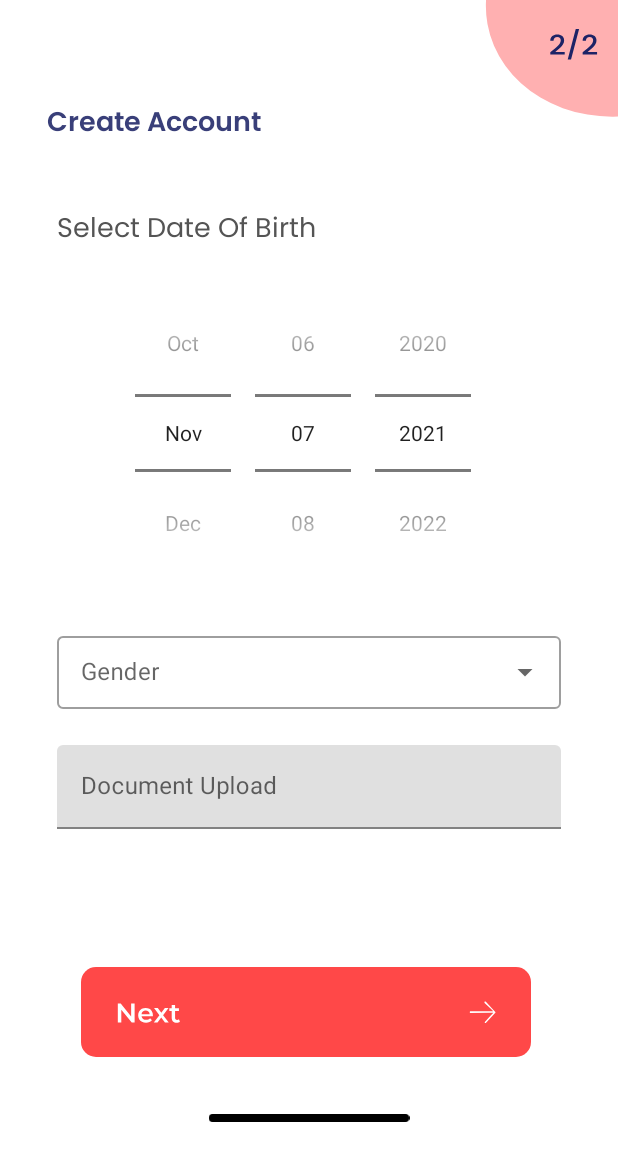
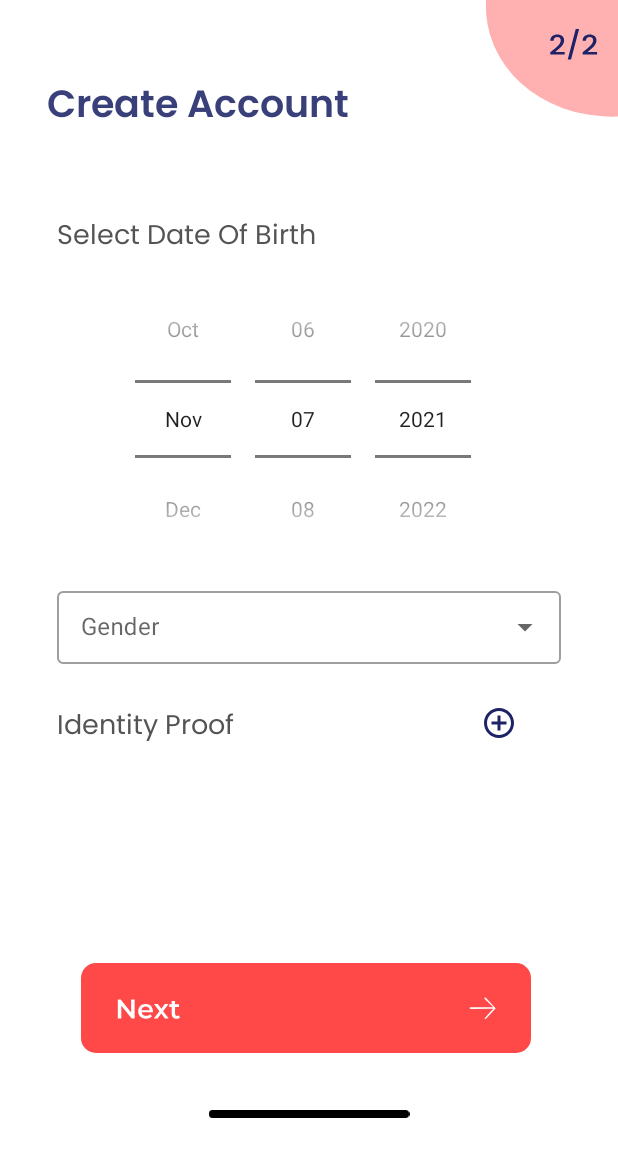
Before and after one commit to rbhagwane123/BloodGeniX, an Android app: the Signup_Screen_2 screen opened directly, with no data from a screen before it, on a phone screen of 412 x 824 dp. Shown: the top 1161 px of the screen. Run offline under Robolectric (Android 15) with nearby library versions, the phone set to English and light mode, and no system bars.

Commit message:
This is Blood Donation and Receiving Apk devolped using android and firebase.

```diff
--- a/app/src/main/java/com/example/bloodgenix/Signup_Screen_2.java
+++ b/app/src/main/java/com/example/bloodgenix/Signup_Screen_2.java
@@ -1,6 +1,4 @@
 package com.example.bloodgenix;
-
-import androidx.appcompat.app.AppCompatActivity;
 
 import android.os.Bundle;
 import android.view.View;
@@ -10,6 +8,8 @@ import android.widget.AutoCompleteTextView;
 import android.widget.DatePicker;
 import android.widget.ImageButton;
 import android.widget.Toast;
+
+import androidx.appcompat.app.AppCompatActivity;
 
 public class Signup_Screen_2 extends AppCompatActivity {
 
--- /dev/null
+++ b/app/src/main/res/drawable/cross_style.xml
@@ -0,0 +1,7 @@
+<?xml version="1.0" encoding="utf-8"?>
+<shape android:shape="rectangle" xmlns:android="http://schemas.android.com/apk/res/android">
+
+    <solid android:color="@color/cross"/>
+    <corners android:radius="10dp"/>
+
+</shape>
--- /dev/null
+++ b/app/src/main/res/drawable/docupload_field_style.xml
@@ -0,0 +1,7 @@
+<?xml version="1.0" encoding="utf-8"?>
+<shape android:shape="rectangle" xmlns:android="http://schemas.android.com/apk/res/android">
+
+    <solid android:color="@color/cross"/>
+    <corners android:radius="8dp"/>
+    <stroke android:color="@color/content_1" android:width="1dp"/>
+</shape>
--- /dev/null
+++ b/app/src/main/res/drawable/ic_baseline_add_circle_outline_24.xml
@@ -0,0 +1,5 @@
+<vector android:height="24dp" android:tint="#1D2366"
+    android:viewportHeight="24" android:viewportWidth="24"
+    android:width="24dp" xmlns:android="http://schemas.android.com/apk/res/android">
+    <path android:fillColor="@android:color/white" android:pathData="M13,7h-2v4L7,11v2h4v4h2v-4h4v-2h-4L13,7zM12,2C6.48,2 2,6.48 2,12s4.48,10 10,10 10,-4.48 10,-10S17.52,2 12,2zM12,20c-4.41,0 -8,-3.59 -8,-8s3.59,-8 8,-8 8,3.59 8,8 -3.59,8 -8,8z"/>
+</vector>
--- /dev/null
+++ b/app/src/main/res/drawable/ic_baseline_picture_as_pdf_24.xml
@@ -0,0 +1,5 @@
+<vector android:height="24dp" android:tint="#FF4848"
+    android:viewportHeight="24" android:viewportWidth="24"
+    android:width="24dp" xmlns:android="http://schemas.android.com/apk/res/android">
+    <path android:fillColor="@android:color/white" android:pathData="M20,2L8,2c-1.1,0 -2,0.9 -2,2v12c0,1.1 0.9,2 2,2h12c1.1,0 2,-0.9 2,-2L22,4c0,-1.1 -0.9,-2 -2,-2zM11.5,9.5c0,0.83 -0.67,1.5 -1.5,1.5L9,11v2L7.5,13L7.5,7L10,7c0.83,0 1.5,0.67 1.5,1.5v1zM16.5,11.5c0,0.83 -0.67,1.5 -1.5,1.5h-2.5L12.5,7L15,7c0.83,0 1.5,0.67 1.5,1.5v3zM20.5,8.5L19,8.5v1h1.5L20.5,11L19,11v2h-1.5L17.5,7h3v1.5zM9,9.5h1v-1L9,8.5v1zM4,6L2,6v14c0,1.1 0.9,2 2,2h14v-2L4,20L4,6zM14,11.5h1v-3h-1v3z"/>
+</vector>
--- a/app/src/main/res/drawable/ic_cancel.xml
+++ b/app/src/main/res/drawable/ic_cancel.xml
@@ -1,12 +1,9 @@
 <vector xmlns:android="http://schemas.android.com/apk/res/android"
-    android:width="39dp"
-    android:height="37dp"
-    android:viewportWidth="39"
-    android:viewportHeight="37">
+    android:width="12dp"
+    android:height="12dp"
+    android:viewportWidth="12"
+    android:viewportHeight="12">
   <path
-      android:pathData="M8,0L30.0435,0A8,8 0,0 1,38.0435 8L38.0435,28.3005A8,8 0,0 1,30.0435 36.3005L8,36.3005A8,8 0,0 1,0 28.3005L0,8A8,8 0,0 1,8 0z"
-      android:fillColor="#FFEDED"/>
-  <path
-      android:pathData="M23.784,12.9644L19.2067,16.9999L14.6304,12.9644L13.105,14.3095L17.6813,18.3451L13.105,22.3806L14.6304,23.7258L19.2067,19.6902L23.784,23.7258L25.3095,22.3806L20.7332,18.3451L25.3095,14.3095L23.784,12.9644Z"
+      android:pathData="M10.5001,0L5.9995,4.5L1.4999,0L0,1.5L4.4996,6L0,10.5L1.4999,12L5.9995,7.5L10.5001,12L12,10.5L7.5004,6L12,1.5L10.5001,0Z"
       android:fillColor="#FF4848"/>
 </vector>
--- a/app/src/main/res/layout/activity_login_screen.xml
+++ b/app/src/main/res/layout/activity_login_screen.xml
@@ -11,11 +11,11 @@
 
     <ImageButton
         android:id="@+id/back_btn"
-        android:layout_width="wrap_content"
-        android:layout_height="wrap_content"
+        android:layout_width="38dp"
+        android:layout_height="36dp"
         android:layout_marginStart="20dp"
         android:layout_marginTop="25dp"
-        android:background="@android:color/transparent"
+        android:background="@drawable/cross_style"
         android:src="@drawable/ic_cancel"
         app:layout_constraintStart_toStartOf="parent"
         app:layout_constraintTop_toTopOf="parent"/>
--- a/app/src/main/res/layout/activity_signup_screen1.xml
+++ b/app/src/main/res/layout/activity_signup_screen1.xml
@@ -21,7 +21,7 @@
                 android:layout_width="match_parent"
                 android:layout_height="wrap_content"
                 android:layout_marginStart="32dp"
-                android:layout_marginTop="67dp"
+                android:layout_marginTop="50dp"
                 android:fontFamily="@font/poppins_semibold"
                 android:text="@string/create_account"
                 android:textColor="@color/Header_1"
@@ -32,7 +32,7 @@
             <androidx.constraintlayout.widget.ConstraintLayout
                 android:layout_width="match_parent"
                 android:layout_height="wrap_content"
-                android:layout_marginTop="41dp">
+                android:layout_marginTop="50dp">
 
                 <ImageView
                     android:id="@+id/profileImage"
@@ -66,7 +66,7 @@
                 android:layout_height="wrap_content"
                 android:orientation="vertical"
                 android:layout_marginStart="37dp"
-                android:layout_marginTop="40dp"
+                android:layout_marginTop="50dp"
                 android:layout_marginEnd="37dp">
 
 
@@ -143,7 +143,7 @@
                 android:layout_width="match_parent"
                 android:layout_height="wrap_content"
                 android:layout_marginStart="37dp"
-                android:layout_marginTop="51dp"
+                android:layout_marginTop="50dp"
                 android:layout_marginEnd="37dp"
                 android:outlineAmbientShadowColor="@color/irregular_shape_colour"
                 android:outlineSpotShadowColor="@color/irregular_shape_colour"
@@ -153,8 +153,7 @@
                 android:layout_width="wrap_content"
                 android:layout_height="wrap_content"
                 android:src="@drawable/ic_home_indicator"
-
-                android:layout_marginBottom="8dp"
+                android:layout_marginBottom="4dp"
                 android:layout_gravity="center"/>
 
         </LinearLayout>
--- a/app/src/main/res/layout/activity_signup_screen2.xml
+++ b/app/src/main/res/layout/activity_signup_screen2.xml
@@ -12,11 +12,11 @@
         android:layout_width="match_parent"
         android:layout_height="wrap_content"
         android:layout_marginStart="31dp"
-        android:layout_marginTop="67dp"
+        android:layout_marginTop="50dp"
         android:fontFamily="@font/poppins_semibold"
         android:text="@string/create_account"
         android:textColor="@color/Header_1"
-        android:textSize="18sp"
+        android:textSize="25sp"
         app:layout_constraintEnd_toEndOf="parent"
         app:layout_constraintStart_toStartOf="parent"
         app:layout_constraintTop_toTopOf="parent" />
@@ -25,7 +25,7 @@
         android:layout_width="match_parent"
         android:layout_height="wrap_content"
         android:layout_marginStart="38dp"
-        android:layout_marginTop="40dp"
+        android:layout_marginTop="50dp"
         android:layout_marginEnd="38dp"
         android:orientation="vertical"
         app:layout_constraintEnd_toEndOf="parent"
@@ -42,57 +42,98 @@
             android:textColor="@color/content_1"
             android:textSize="18sp" />
 
-<!--        Gender-->
-        <RelativeLayout
-            android:layout_width="match_parent"
-            android:layout_height="match_parent"
-            android:layout_marginTop="14dp">
 
         <DatePicker
             android:id="@+id/Dob"
             android:layout_width="match_parent"
             android:layout_height="wrap_content"
-                android:datePickerMode="spinner"
+            android:layout_centerHorizontal="true"
             android:calendarViewShown="false"
-                android:layout_centerHorizontal="true"/>
-
-        </RelativeLayout>
+            android:layout_marginTop="0dp"
+            android:datePickerMode="spinner" />
 
         <!--        Gender-->
+
         <com.google.android.material.textfield.TextInputLayout
             style="@style/Widget.MaterialComponents.TextInputLayout.OutlinedBox.Dense.ExposedDropdownMenu"
             android:layout_width="match_parent"
             android:layout_height="wrap_content"
-            android:layout_marginTop="24dp">
+            android:layout_marginTop="3dp">
 
             <AutoCompleteTextView
                 android:id="@+id/Gender"
                 android:layout_width="match_parent"
                 android:layout_height="match_parent"
-                android:inputType="none"
-                android:hint="Gender"
-                 />
+                android:hint="@string/gender"
+                android:inputType="none" />
         </com.google.android.material.textfield.TextInputLayout>
 
+
+
         <!--        File Uploading-->
+        <LinearLayout
+            android:layout_width="match_parent"
+            android:layout_height="wrap_content"
+            android:orientation="horizontal"
+            android:layout_marginTop="27dp">
 
+            <LinearLayout
+                android:layout_width="wrap_content"
+                android:layout_height="wrap_content"
+                android:gravity="start"
+                android:orientation="horizontal">
+
+                <TextView
+                    android:id="@+id/textView9"
+                    android:layout_width="wrap_content"
+                    android:layout_height="wrap_content"
+                    android:layout_weight="1"
+                    android:text="@string/identity_proof"
+                    android:paddingEnd="10dp"
+                    android:textSize="18sp"
+                    android:textColor="@color/content_1"
+                    android:fontFamily="@font/poppins"/>
+            </LinearLayout>
+
+            <LinearLayout
+                android:layout_width="match_parent"
+                android:layout_height="wrap_content"
+                android:gravity="end"
+                android:orientation="horizontal"
+                android:layout_marginStart="125dp">
+
+                <ImageButton
+                    android:id="@+id/docSelection"
+                    android:layout_width="wrap_content"
+                    android:layout_height="match_parent"
+                    android:layout_weight="1"
+                    android:background="@android:color/transparent"
+                    app:srcCompat="@drawable/ic_baseline_add_circle_outline_24" />
+            </LinearLayout>
+
+        </LinearLayout>
+
+<!--        Document name field-->
         <com.google.android.material.textfield.TextInputLayout
             android:layout_width="match_parent"
             android:layout_height="match_parent"
             android:layout_marginTop="24dp"
-            android:hint="Document Upload">
+            app:startIconDrawable="@drawable/ic_baseline_picture_as_pdf_24"
+            android:visibility="invisible">
 
             <com.google.android.material.textfield.TextInputEditText
                 android:layout_width="match_parent"
-                android:layout_height="wrap_content"
-                 />
+                android:layout_height="match_parent"
+                android:background="@drawable/docupload_field_style" />
+
         </com.google.android.material.textfield.TextInputLayout>
+
 
         <ImageButton
             android:id="@+id/nextButton_2"
             android:layout_width="match_parent"
             android:layout_height="wrap_content"
-            android:layout_marginTop="80dp"
+            android:layout_marginTop="50dp"
             style="@style/Widget.MaterialComponents.Button.OutlinedButton.Icon"
             android:src="@drawable/ic_nextbutton"/>
 
@@ -101,8 +142,7 @@
             android:layout_height="wrap_content"
             android:src="@drawable/ic_home_indicator"
             android:layout_gravity="center"
-            android:layout_marginTop="10dp"
-            />
+            android:layout_marginTop="10dp" />
     </LinearLayout>
 
 
--- a/app/src/main/res/values/colors.xml
+++ b/app/src/main/res/values/colors.xml
@@ -10,6 +10,7 @@
 
     <color name="App_colour">#FF4848</color>
     <color name="irregular_shape_colour">#FFDDDD</color>
+    <color name="cross">#FFEDED</color>
     <color name="Header_1">#393F79</color>
     <color name="content_1">#545454</color>
     <color name="Active">#14DE03</color>
--- a/app/src/main/res/values/strings.xml
+++ b/app/src/main/res/values/strings.xml
@@ -25,6 +25,8 @@
     <string name="create_account">Create Account</string>
     <string name="full_name">Full Name</string>
     <string name="select_date_of_birth">Select Date Of Birth</string>
+    <string name="identity_proof">Identity Proof</string>
+    <string name="gender">Gender</string>
 
     <string-array name="gender">
         <item>Male</item>
```
Lines whose indentation alone changed are shown as unchanged.
